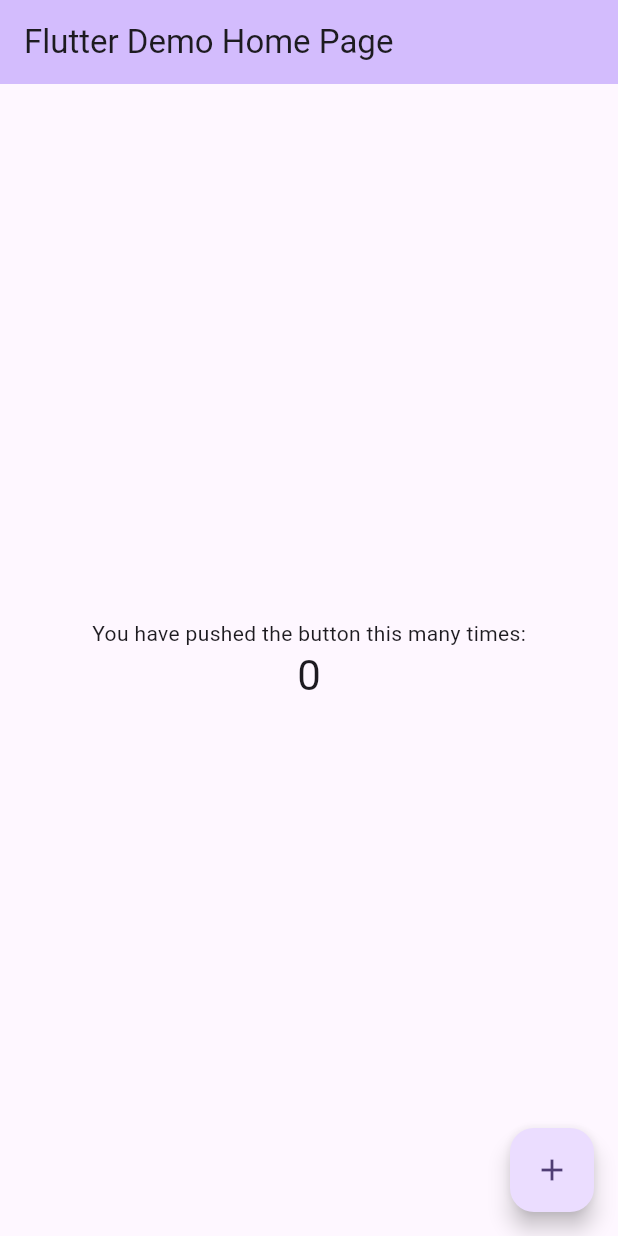
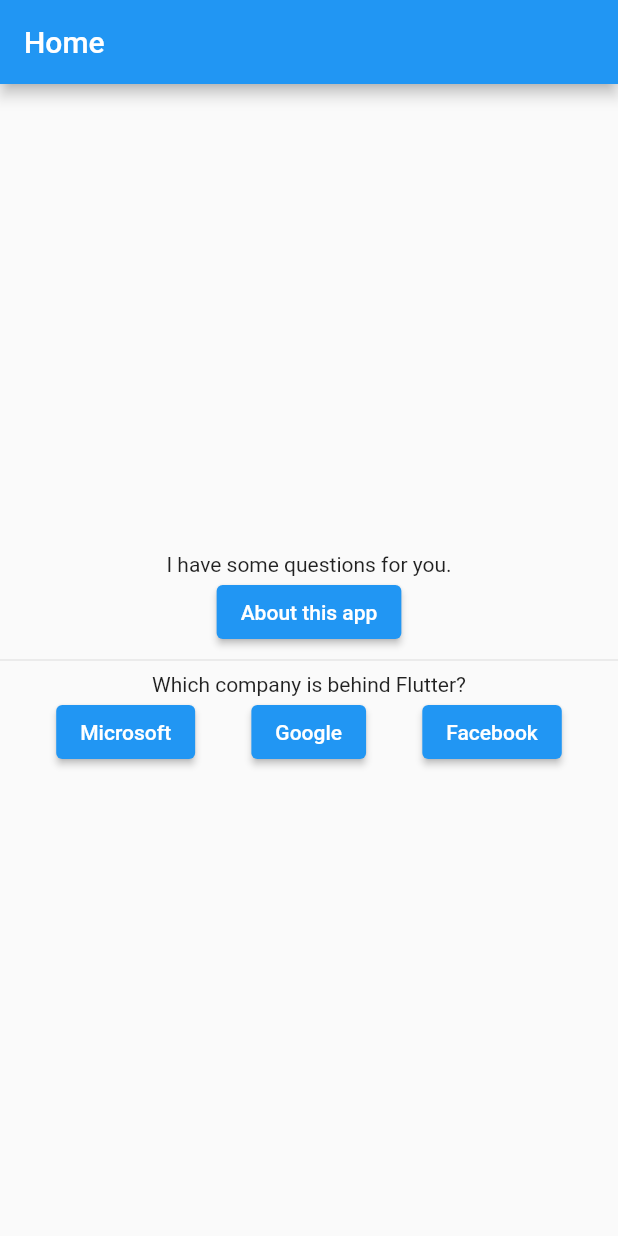
Before and after one commit to songyang-dev/vanier-mobile-widgets-in-projects, a Flutter app: the screen it shows after launch, on a phone screen of 412 x 824 dp. Run offline on Flutter 3.47's test engine with Material 2 defaults, Android fonts, the phone set to English and light mode, and no system bars.

Commit message:
Add a question

```diff
--- a/analysis_options.yaml
+++ b/analysis_options.yaml
@@ -24,6 +24,8 @@
   rules:
     # avoid_print: false  # Uncomment to disable the `avoid_print` rule
     # prefer_single_quotes: true  # Uncomment to enable the `prefer_single_quotes` rule
+    directives_ordering: true
+    prefer_relative_imports: true
 
 # Additional information about this file can be found at
 # https://dart.dev/guides/language/analysis-options
--- /dev/null
+++ b/lib/about/about.dart
@@ -0,0 +1,16 @@
+import 'package:flutter/material.dart';
+
+class AboutScreen extends StatelessWidget {
+  const AboutScreen({super.key});
+
+  @override
+  Widget build(BuildContext context) {
+    return Scaffold(
+      appBar: AppBar(
+        title: const Text("About"),
+      ),
+      body: const Center(
+          child: Text("This app is a demonstration of your knowledge.")),
+    );
+  }
+}
--- /dev/null
+++ b/lib/home/home.dart
@@ -0,0 +1,59 @@
+import 'package:flutter/material.dart';
+
+import '../answer/answer.dart';
+
+class HomeScreen extends StatelessWidget {
+  const HomeScreen({super.key});
+
+  @override
+  Widget build(BuildContext context) {
+    return Scaffold(
+      appBar: AppBar(title: const Text("Home")),
+      body: Center(
+        child: Column(
+          mainAxisAlignment: MainAxisAlignment.center,
+          children: [
+            const Text("I have some questions for you."),
+            ElevatedButton(
+              onPressed: () => Navigator.pushNamed(context, "/about"),
+              child: const Text("About this app"),
+            ),
+            const Divider(),
+            const Text("Which company is behind Flutter?"),
+            Row(
+              mainAxisAlignment: MainAxisAlignment.spaceEvenly,
+              children: [
+                ElevatedButton(
+                  onPressed: () => Navigator.of(context).push(
+                    MaterialPageRoute(
+                      builder: (_) =>
+                          const AnswerScreen(message: "Wrong answer"),
+                    ),
+                  ),
+                  child: const Text("Microsoft"),
+                ),
+                ElevatedButton(
+                  onPressed: () => Navigator.of(context).push(
+                    MaterialPageRoute(
+                      builder: (_) => const AnswerScreen(message: "Correct!"),
+                    ),
+                  ),
+                  child: const Text("Google"),
+                ),
+                ElevatedButton(
+                  onPressed: () => Navigator.of(context).push(
+                    MaterialPageRoute(
+                      builder: (_) =>
+                          const AnswerScreen(message: "Wrong answer"),
+                    ),
+                  ),
+                  child: const Text("Facebook"),
+                ),
+              ],
+            ),
+          ],
+        ),
+      ),
+    );
+  }
+}
--- a/lib/main.dart
+++ b/lib/main.dart
@@ -1,125 +1,18 @@
 import 'package:flutter/material.dart';
 
-void main() {
-  runApp(const MyApp());
+import 'routes.dart';
+
+void main(List<String> args) {
+  runApp(const ProjectApp());
 }
 
-class MyApp extends StatelessWidget {
-  const MyApp({super.key});
+class ProjectApp extends StatelessWidget {
+  const ProjectApp({super.key});
 
-  // This widget is the root of your application.
   @override
   Widget build(BuildContext context) {
     return MaterialApp(
-      title: 'Flutter Demo',
-      theme: ThemeData(
-        // This is the theme of your application.
-        //
-        // TRY THIS: Try running your application with "flutter run". You'll see
-        // the application has a blue toolbar. Then, without quitting the app,
-        // try changing the seedColor in the colorScheme below to Colors.green
-        // and then invoke "hot reload" (save your changes or press the "hot
-        // reload" button in a Flutter-supported IDE, or press "r" if you used
-        // the command line to start the app).
-        //
-        // Notice that the counter didn't reset back to zero; the application
-        // state is not lost during the reload. To reset the state, use hot
-        // restart instead.
-        //
-        // This works for code too, not just values: Most code changes can be
-        // tested with just a hot reload.
-        colorScheme: ColorScheme.fromSeed(seedColor: Colors.deepPurple),
-        useMaterial3: true,
-      ),
-      home: const MyHomePage(title: 'Flutter Demo Home Page'),
+      routes: routes,
     );
   }
 }
-
-class MyHomePage extends StatefulWidget {
-  const MyHomePage({super.key, required this.title});
-
-  // This widget is the home page of your application. It is stateful, meaning
-  // that it has a State object (defined below) that contains fields that affect
-  // how it looks.
-
-  // This class is the configuration for the state. It holds the values (in this
-  // case the title) provided by the parent (in this case the App widget) and
-  // used by the build method of the State. Fields in a Widget subclass are
-  // always marked "final".
-
-  final String title;
-
-  @override
-  State<MyHomePage> createState() => _MyHomePageState();
-}
-
-class _MyHomePageState extends State<MyHomePage> {
-  int _counter = 0;
-
-  void _incrementCounter() {
-    setState(() {
-      // This call to setState tells the Flutter framework that something has
-      // changed in this State, which causes it to rerun the build method below
-      // so that the display can reflect the updated values. If we changed
-      // _counter without calling setState(), then the build method would not be
-      // called again, and so nothing would appear to happen.
-      _counter++;
-    });
-  }
-
-  @override
-  Widget build(BuildContext context) {
-    // This method is rerun every time setState is called, for instance as done
-    // by the _incrementCounter method above.
-    //
-    // The Flutter framework has been optimized to make rerunning build methods
-    // fast, so that you can just rebuild anything that needs updating rather
-    // than having to individually change instances of widgets.
-    return Scaffold(
-      appBar: AppBar(
-        // TRY THIS: Try changing the color here to a specific color (to
-        // Colors.amber, perhaps?) and trigger a hot reload to see the AppBar
-        // change color while the other colors stay the same.
-        backgroundColor: Theme.of(context).colorScheme.inversePrimary,
-        // Here we take the value from the MyHomePage object that was created by
-        // the App.build method, and use it to set our appbar title.
-        title: Text(widget.title),
-      ),
-      body: Center(
-        // Center is a layout widget. It takes a single child and positions it
-        // in the middle of the parent.
-        child: Column(
-          // Column is also a layout widget. It takes a list of children and
-          // arranges them vertically. By default, it sizes itself to fit its
-          // children horizontally, and tries to be as tall as its parent.
-          //
-          // Column has various properties to control how it sizes itself and
-          // how it positions its children. Here we use mainAxisAlignment to
-          // center the children vertically; the main axis here is the vertical
-          // axis because Columns are vertical (the cross axis would be
-          // horizontal).
-          //
-          // TRY THIS: Invoke "debug painting" (choose the "Toggle Debug Paint"
-          // action in the IDE, or press "p" in the console), to see the
-          // wireframe for each widget.
-          mainAxisAlignment: MainAxisAlignment.center,
-          children: <Widget>[
-            const Text(
-              'You have pushed the button this many times:',
-            ),
-            Text(
-              '$_counter',
-              style: Theme.of(context).textTheme.headlineMedium,
-            ),
-          ],
-        ),
-      ),
-      floatingActionButton: FloatingActionButton(
-        onPressed: _incrementCounter,
-        tooltip: 'Increment',
-        child: const Icon(Icons.add),
-      ), // This trailing comma makes auto-formatting nicer for build methods.
-    );
-  }
-}
--- /dev/null
+++ b/lib/routes.dart
@@ -0,0 +1,7 @@
+import 'about/about.dart';
+import 'home/home.dart';
+
+var routes = {
+  '/': (_) => const HomeScreen(),
+  '/about': (_) => const AboutScreen(),
+};
```
Also changed, not shown: lib/answer/answer.dart (added, +16 -0 lines).
